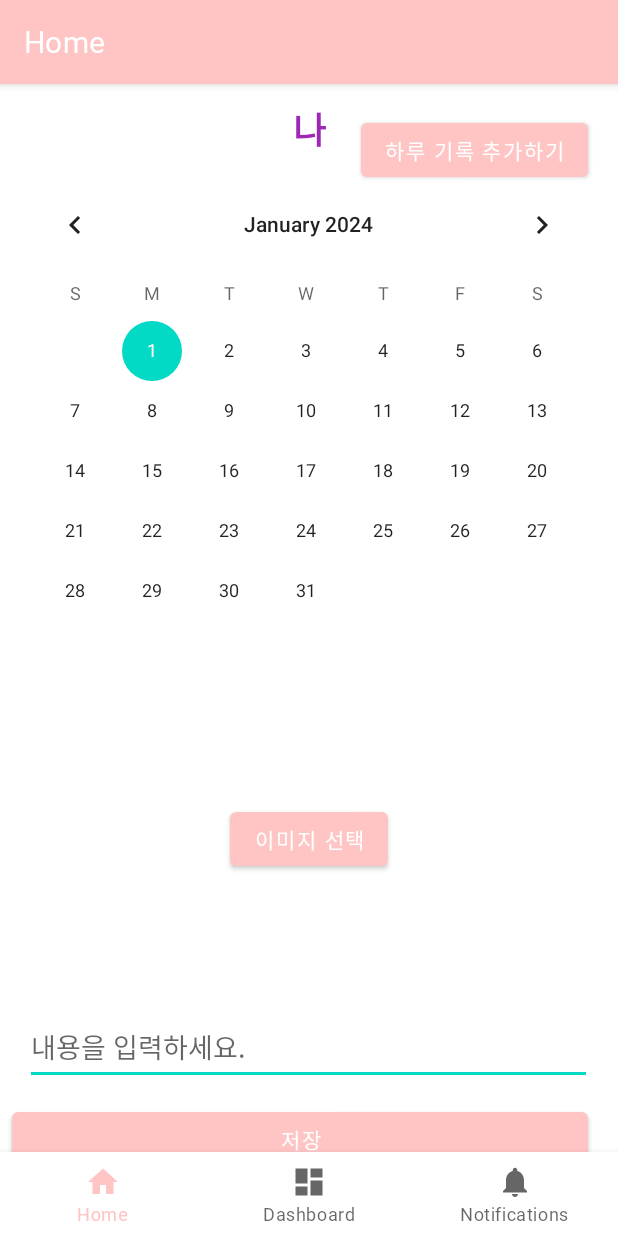
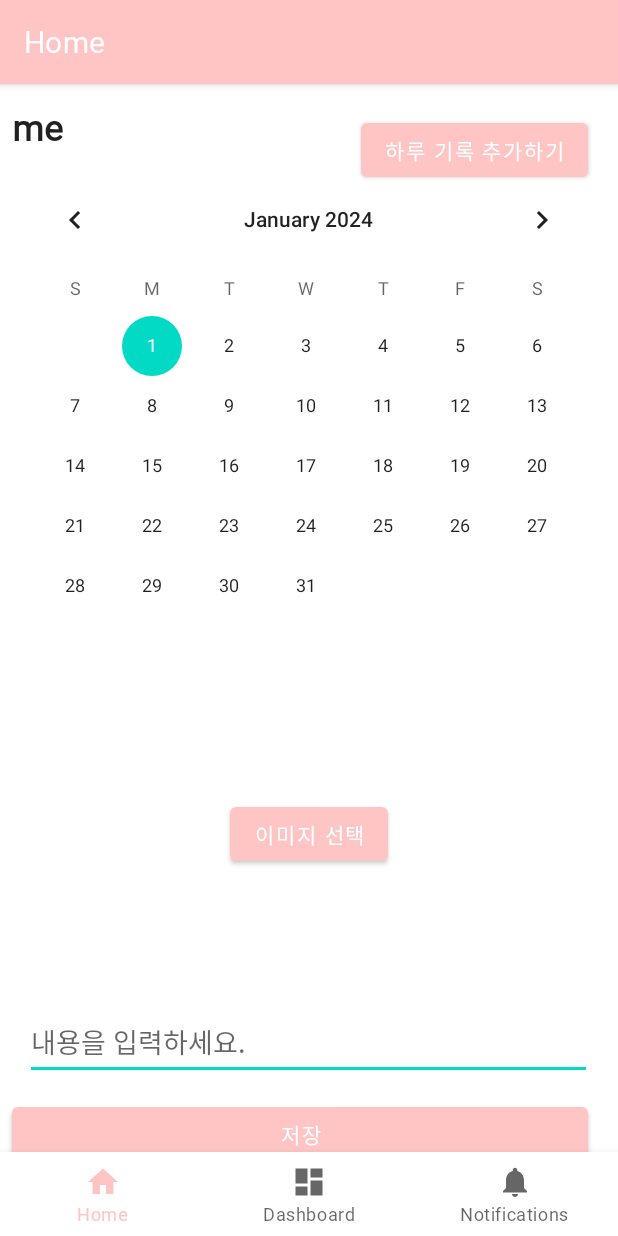
Before and after one commit to oganessone718/common_project01, an Android app: the screen it shows after launch (MainActivity), on a phone screen of 412 x 824 dp. Run offline under Robolectric (Android 15) with nearby library versions, the phone set to English and light mode, and no system bars; our stand-ins replace navigation-ui.

Commit message:
change title color

```diff
--- a/app/src/main/java/com/example/common_project01/ui/home/HomeFragment.kt
+++ b/app/src/main/java/com/example/common_project01/ui/home/HomeFragment.kt
@@ -140,7 +140,7 @@ class HomeFragment : Fragment() {
         // UI 초기화
         with(binding) {
 
-            title.text = user?.name.toString()
+            title.text = user?.id.toString()
             Log.d("myTag",user?.name.toString())
             // CalendarView의 날짜 변경 리스너 설정
             calendarView.setOnDateChangeListener { _, year, month, dayOfMonth ->
--- a/app/src/main/res/layout/fragment_home.xml
+++ b/app/src/main/res/layout/fragment_home.xml
@@ -95,10 +95,9 @@
             android:layout_marginStart="8dp"
             android:layout_marginTop="12dp"
             android:layout_marginEnd="8dp"
-            android:gravity="center"
+            android:gravity="left|center"
             android:text="시나브로"
             android:textAppearance="@style/TextAppearance.AppCompat.Large"
-            android:textColor="#9E28B3"
             android:textSize="24sp"
             android:textStyle="bold"
             app:layout_constraintEnd_toEndOf="parent"
```
